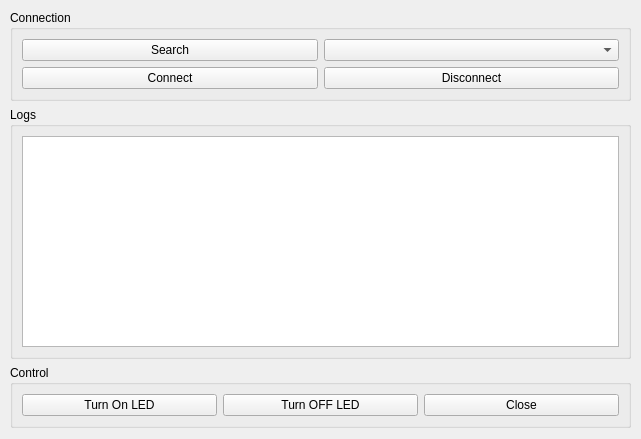
Above: mainwindow.ui from gekon83/Qt_SerialCommunication before the change. Below: the same form after it.
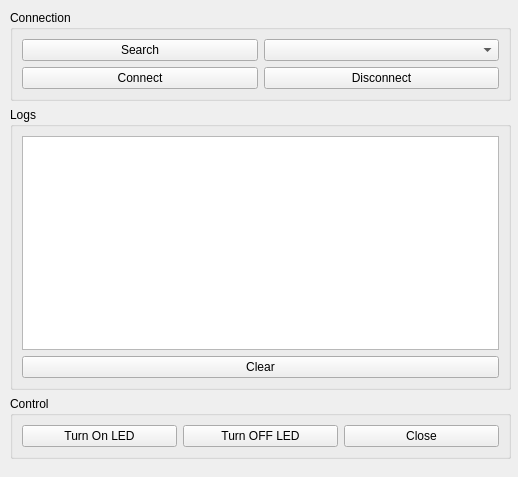
That is the form after the change.

Commit message: implement Turn On/Off LED, add Clear TextEdit

```diff
--- a/mainwindow.ui
+++ b/mainwindow.ui
@@ -6,8 +6,8 @@
    <rect>
     <x>0</x>
     <y>0</y>
-    <width>641</width>
-    <height>439</height>
+    <width>518</width>
+    <height>477</height>
    </rect>
   </property>
   <property name="windowTitle">
@@ -19,8 +19,8 @@
      <rect>
       <x>10</x>
       <y>10</y>
-      <width>621</width>
-      <height>418</height>
+      <width>501</width>
+      <height>449</height>
      </rect>
     </property>
     <layout class="QGridLayout" name="gridLayout_3">
@@ -29,10 +29,17 @@
        <property name="title">
         <string>Logs</string>
        </property>
-       <layout class="QHBoxLayout" name="horizontalLayout_2">
+       <layout class="QVBoxLayout" name="verticalLayout">
         <item>
          <widget class="QTextEdit" name="textEditLog"/>
         </item>
+        <item>
+         <widget class="QPushButton" name="pushButton_Clear">
+          <property name="text">
+           <string>Clear</string>
+          </property>
+         </widget>
+        </item>
        </layout>
       </widget>
      </item>
```
Left out of the diff: 26 changed lines with no effect on the pictures. The commit also changes 2 other files.
